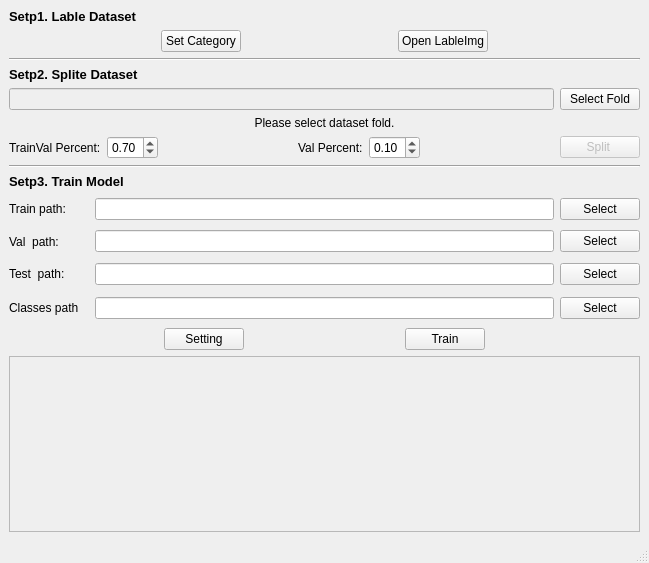
This is MainWindowUI.ui in Riptide41/ModelTrain as Qt 5 draws it before an edit. The edited form follows.
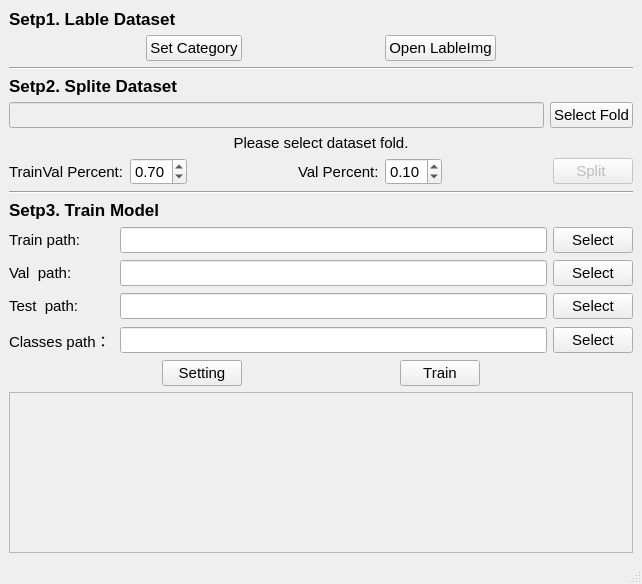
This is the edited form.

```diff
--- a/MainWindowUI.ui
+++ b/MainWindowUI.ui
@@ -6,8 +6,8 @@
    <rect>
     <x>0</x>
     <y>0</y>
-    <width>649</width>
-    <height>563</height>
+    <width>642</width>
+    <height>584</height>
    </rect>
   </property>
   <property name="windowTitle">
@@ -21,7 +21,7 @@
        <widget class="QLabel" name="label_2">
         <property name="font">
          <font>
-          <pointsize>10</pointsize>
+          <pointsize>13</pointsize>
           <weight>75</weight>
           <bold>true</bold>
          </font>
@@ -38,10 +38,20 @@
           <property name="enabled">
            <bool>false</bool>
           </property>
+          <property name="font">
+           <font>
+            <pointsize>11</pointsize>
+           </font>
+          </property>
          </widget>
         </item>
         <item>
          <widget class="QPushButton" name="btn_select_dataset">
+          <property name="font">
+           <font>
+            <pointsize>11</pointsize>
+           </font>
+          </property>
           <property name="text">
            <string>Select Fold</string>
           </property>
@@ -53,6 +63,11 @@
        <layout class="QHBoxLayout" name="horizontalLayout_2">
         <item>
          <widget class="QLabel" name="label_4">
+          <property name="font">
+           <font>
+            <pointsize>11</pointsize>
+           </font>
+          </property>
           <property name="text">
            <string>TrainVal Percent:</string>
           </property>
@@ -60,6 +75,11 @@
         </item>
         <item>
          <widget class="QDoubleSpinBox" name="doubleSpinBox_trainval">
+          <property name="font">
+           <font>
+            <pointsize>11</pointsize>
+           </font>
+          </property>
           <property name="maximum">
            <double>1.000000000000000</double>
           </property>
@@ -73,6 +93,11 @@
         </item>
         <item>
          <spacer name="horizontalSpacer_5">
+          <property name="font">
+           <font>
+            <pointsize>11</pointsize>
+           </font>
+          </property>
           <property name="orientation">
            <enum>Qt::Horizontal</enum>
           </property>
@@ -86,6 +111,11 @@
         </item>
         <item>
          <widget class="QLabel" name="label_5">
+          <property name="font">
+           <font>
+            <pointsize>11</pointsize>
+           </font>
+          </property>
           <property name="text">
            <string>Val Percent:</string>
           </property>
@@ -93,6 +123,11 @@
         </item>
         <item>
          <widget class="QDoubleSpinBox" name="doubleSpinBox_val">
+          <property name="font">
+           <font>
+            <pointsize>11</pointsize>
+           </font>
+          </property>
           <property name="maximum">
            <double>1.000000000000000</double>
           </property>
@@ -106,6 +141,11 @@
         </item>
         <item>
          <spacer name="horizontalSpacer_4">
+          <property name="font">
+           <font>
+            <pointsize>11</pointsize>
+           </font>
+          </property>
           <property name="orientation">
            <enum>Qt::Horizontal</enum>
           </property>
@@ -122,6 +162,11 @@
           <property name="enabled">
            <bool>false</bool>
           </property>
+          <property name="font">
+           <font>
+            <pointsize>11</pointsize>
+           </font>
+          </property>
           <property name="text">
            <string>Split </string>
           </property>
@@ -135,7 +180,7 @@
          <widget class="QLabel" name="label">
           <property name="font">
            <font>
-            <pointsize>10</pointsize>
+            <pointsize>13</pointsize>
             <weight>75</weight>
             <bold>true</bold>
            </font>
@@ -149,6 +194,11 @@
          <layout class="QHBoxLayout" name="horizontalLayout">
           <item>
            <spacer name="horizontalSpacer_2">
+            <property name="font">
+             <font>
+              <pointsize>11</pointsize>
+             </font>
+            </property>
             <property name="orientation">
              <enum>Qt::Horizontal</enum>
             </property>
@@ -162,6 +212,11 @@
           </item>
           <item>
            <widget class="QPushButton" name="btn_set_category">
+            <property name="font">
+             <font>
+              <pointsize>11</pointsize>
+             </font>
+            </property>
             <property name="text">
              <string>Set Category</string>
             </property>
@@ -169,6 +224,11 @@
           </item>
           <item>
            <spacer name="horizontalSpacer">
+            <property name="font">
+             <font>
+              <pointsize>11</pointsize>
+             </font>
+            </property>
             <property name="orientation">
              <enum>Qt::Horizontal</enum>
             </property>
@@ -182,6 +242,11 @@
           </item>
           <item>
            <widget class="QPushButton" name="btn_openlabelimg">
+            <property name="font">
+             <font>
+              <pointsize>11</pointsize>
+             </font>
+            </property>
             <property name="text">
              <string>Open LableImg</string>
             </property>
@@ -189,6 +254,11 @@
           </item>
           <item>
            <spacer name="horizontalSpacer_3">
+            <property name="font">
+             <font>
+              <pointsize>11</pointsize>
+             </font>
+            </property>
             <property name="orientation">
              <enum>Qt::Horizontal</enum>
             </property>
@@ -206,6 +276,11 @@
       </item>
       <item row="1" column="0">
        <widget class="Line" name="line">
+        <property name="font">
+         <font>
+          <pointsize>11</pointsize>
+         </font>
+        </property>
         <property name="orientation">
          <enum>Qt::Horizontal</enum>
         </property>
@@ -219,16 +294,21 @@
            <widget class="QLabel" name="label_6">
             <property name="minimumSize">
              <size>
-              <width>80</width>
+              <width>105</width>
               <height>28</height>
              </size>
             </property>
             <property name="maximumSize">
              <size>
-              <width>200</width>
+              <width>105</width>
               <height>28</height>
              </size>
             </property>
+            <property name="font">
+             <font>
+              <pointsize>11</pointsize>
+             </font>
+            </property>
             <property name="text">
              <string>Train path:</string>
             </property>
@@ -248,10 +328,20 @@
               <height>16777215</height>
              </size>
             </property>
+            <property name="font">
+             <font>
+              <pointsize>11</pointsize>
+             </font>
+            </property>
            </widget>
           </item>
           <item>
            <widget class="QPushButton" name="btn_select_train_dataset">
+            <property name="font">
+             <font>
+              <pointsize>11</pointsize>
+             </font>
+            </property>
             <property name="text">
              <string>Select</string>
             </property>
@@ -265,16 +355,21 @@
            <widget class="QLabel" name="label_7">
             <property name="minimumSize">
              <size>
-              <width>80</width>
+              <width>105</width>
               <height>25</height>
              </size>
             </property>
             <property name="maximumSize">
              <size>
-              <width>200</width>
+              <width>105</width>
               <height>28</height>
              </size>
             </property>
+            <property name="font">
+             <font>
+              <pointsize>11</pointsize>
+             </font>
+            </property>
             <property name="text">
              <string>Val  path:</string>
             </property>
@@ -294,10 +389,20 @@
               <height>16777215</height>
              </size>
             </property>
+            <property name="font">
+             <font>
+              <pointsize>11</pointsize>
+             </font>
+            </property>
            </widget>
           </item>
           <item>
            <widget class="QPushButton" name="btn_select_val_dataset">
+            <property name="font">
+             <font>
+              <pointsize>11</pointsize>
+             </font>
+            </property>
             <property name="text">
              <string>Select</string>
             </property>
@@ -311,16 +416,21 @@
            <widget class="QLabel" name="label_8">
             <property name="minimumSize">
              <size>
-              <width>80</width>
+              <width>105</width>
               <height>28</height>
              </size>
             </property>
             <property name="maximumSize">
              <size>
-              <width>200</width>
+              <width>105</width>
               <height>28</height>
              </size>
             </property>
+            <property name="font">
+             <font>
+              <pointsize>11</pointsize>
+             </font>
+            </property>
             <property name="text">
              <string>Test  path:</string>
             </property>
@@ -340,10 +450,20 @@
               <height>16777215</height>
              </size>
             </property>
+            <property name="font">
+             <font>
+              <pointsize>11</pointsize>
+             </font>
+            </property>
            </widget>
           </item>
           <item>
            <widget class="QPushButton" name="btn_select_test_dataset">
+            <property name="font">
+             <font>
+              <pointsize>11</pointsize>
+             </font>
+            </property>
             <property name="text">
              <string>Select</string>
             </property>
@@ -357,18 +477,23 @@
            <widget class="QLabel" name="label_9">
             <property name="minimumSize">
              <size>
-              <width>80</width>
+              <width>105</width>
               <height>28</height>
              </size>
             </property>
             <property name="maximumSize">
              <size>
-              <width>200</width>
+              <width>105</width>
               <height>28</height>
              </size>
             </property>
+            <property name="font">
+             <font>
+              <pointsize>11</pointsize>
+             </font>
+            </property>
             <property name="text">
-             <string>Classes path</string>
+             <string>Classes path：</string>
             </property>
            </widget>
           </item>
@@ -386,10 +511,20 @@
               <height>16777215</height>
              </size>
             </property>
+            <property name="font">
+             <font>
+              <pointsize>11</pointsize>
+             </font>
+            </property>
            </widget>
           </item>
           <item>
            <widget class="QPushButton" name="btn_select_classes_file">
+            <property name="font">
+             <font>
+              <pointsize>11</pointsize>
+             </font>
+            </property>
             <property name="text">
              <string>Select</string>
             </property>
@@ -403,6 +538,11 @@
        <layout class="QHBoxLayout" name="horizontalLayout_3">
         <item>
          <spacer name="horizontalSpacer_7">
+          <property name="font">
+           <font>
+            <pointsize>11</pointsize>
+           </font>
+          </property>
           <property name="orientation">
            <enum>Qt::Horizontal</enum>
           </property>
@@ -416,6 +556,11 @@
         </item>
         <item>
          <widget class="QPushButton" name="btn_train_setting">
+          <property name="font">
+           <font>
+            <pointsize>11</pointsize>
+           </font>
+          </property>
           <property name="text">
            <string>Setting</string>
           </property>
@@ -423,6 +568,11 @@
         </item>
         <item>
          <spacer name="horizontalSpacer_6">
+          <property name="font">
+           <font>
+            <pointsize>11</pointsize>
+           </font>
+          </property>
           <property name="orientation">
            <enum>Qt::Horizontal</enum>
           </property>
@@ -436,6 +586,11 @@
         </item>
         <item>
          <widget class="QPushButton" name="btn_train">
+          <property name="font">
+           <font>
+            <pointsize>11</pointsize>
+           </font>
+          </property>
           <property name="text">
            <string>Train</string>
           </property>
@@ -443,6 +598,11 @@
         </item>
         <item>
          <spacer name="horizontalSpacer_8">
+          <property name="font">
+           <font>
+            <pointsize>11</pointsize>
+           </font>
+          </property>
           <property name="orientation">
            <enum>Qt::Horizontal</enum>
           </property>
@@ -458,6 +618,11 @@
       </item>
       <item row="6" column="0">
        <widget class="Line" name="line_2">
+        <property name="font">
+         <font>
+          <pointsize>11</pointsize>
+         </font>
+        </property>
         <property name="orientation">
          <enum>Qt::Horizontal</enum>
         </property>
@@ -465,6 +630,11 @@
       </item>
       <item row="4" column="0">
        <widget class="QLabel" name="label_dataset_info">
+        <property name="font">
+         <font>
+          <pointsize>11</pointsize>
+         </font>
+        </property>
         <property name="text">
          <string>Please select dataset fold.</string>
         </property>
@@ -477,7 +647,7 @@
        <widget class="QLabel" name="label_3">
         <property name="font">
          <font>
-          <pointsize>10</pointsize>
+          <pointsize>13</pointsize>
           <weight>75</weight>
           <bold>true</bold>
          </font>
@@ -492,6 +662,11 @@
         <property name="enabled">
          <bool>false</bool>
         </property>
+        <property name="font">
+         <font>
+          <pointsize>11</pointsize>
+         </font>
+        </property>
        </widget>
       </item>
      </layout>
```
